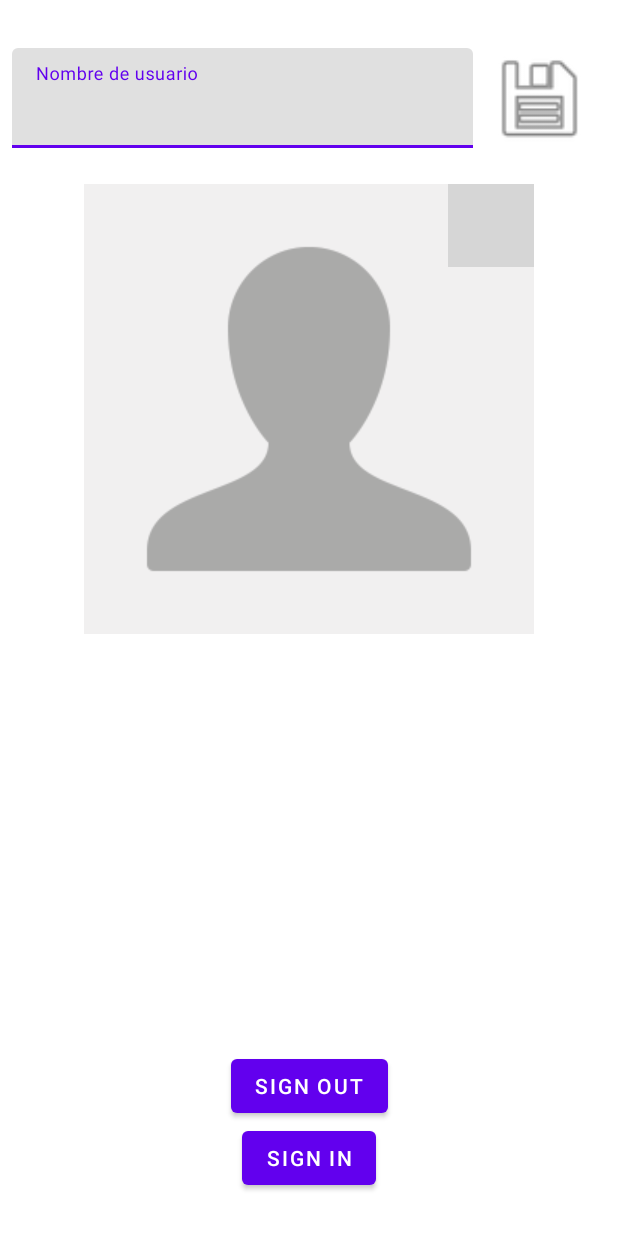
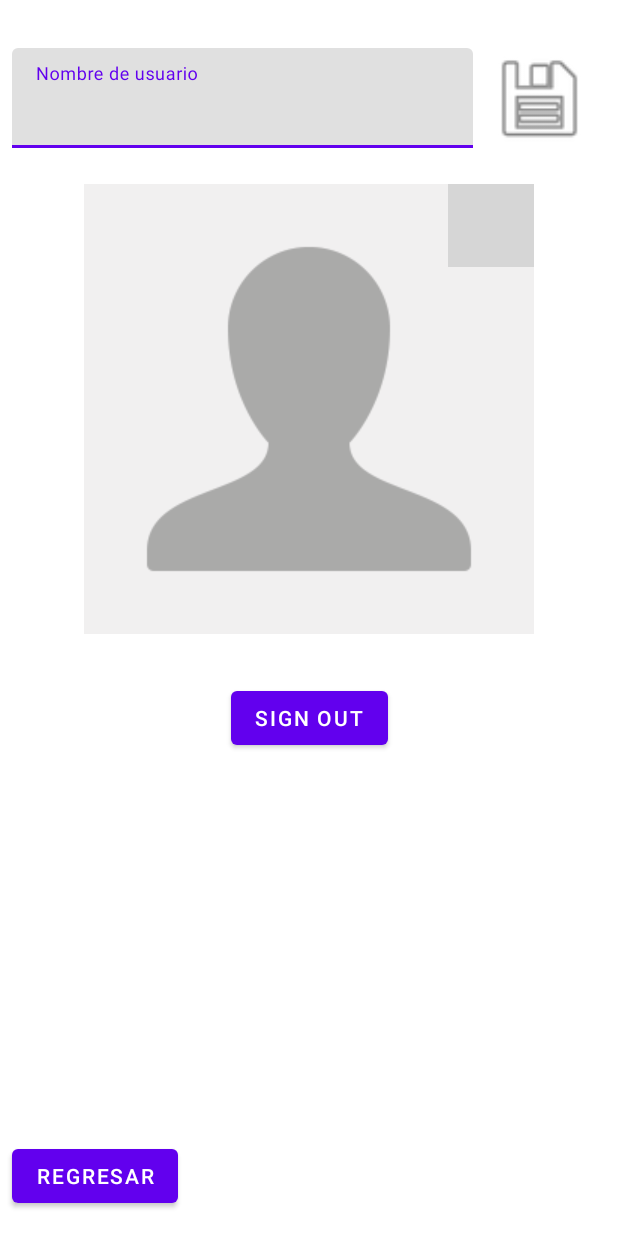
Before and after one commit to JulioLugo00/GestorDeViajes, an Android app: the UsuarioActivity screen opened directly, with no data from a screen before it, on a phone screen of 412 x 824 dp. Run offline under Robolectric (Android 15) with nearby library versions, the phone set to English and light mode, and no system bars; our stand-ins replace Firebase (no records; nobody signed in at launch, a user with empty details on screens opened directly), navigation-ui; libraries missing offline, so code that uses them is left out: com.firebase.ui; grey boxes are pictures that could not be loaded.

Commit message:
Sign In y Sign Out con formato de pagina de usuario

```diff
--- a/app/src/main/java/mx/itesm/noobmasters/gestordeviajes/UsuarioActivity.kt
+++ b/app/src/main/java/mx/itesm/noobmasters/gestordeviajes/UsuarioActivity.kt
@@ -3,6 +3,7 @@ package mx.itesm.noobmasters.gestordeviajes
 import android.content.Intent
 import androidx.appcompat.app.AppCompatActivity
 import android.os.Bundle
+import androidx.core.view.isVisible
 import androidx.navigation.findNavController
 import androidx.navigation.ui.AppBarConfiguration
 import androidx.navigation.ui.setupActionBarWithNavController
@@ -19,7 +20,7 @@ class UsuarioActivity : AppCompatActivity() {
     private lateinit var binding: ActivityUsuarioBinding
 
     private val CODIGO_SIGNIN = 100
-    //private val mAuth: FirebaseAuth.getInstance()
+    private val mAuth = FirebaseAuth.getInstance()
 
     override fun onCreate(savedInstanceState: Bundle?) {
         super.onCreate(savedInstanceState)
@@ -32,7 +33,34 @@ class UsuarioActivity : AppCompatActivity() {
         configurarEventos()
     }
 
+    override fun onStart(){
+        super.onStart()
+        val usuario = mAuth.currentUser
+        if (usuario != null) {
+            println("INICIA: ${usuario?.displayName}")
+            println("Correo: ${usuario?.email}")
+            println("UID: ${usuario?.uid}")
+            mostrarDatos()
+        } else {
+            ocultarDatos()
+            println("Hacer SignIn")
+        }
+    }
 
+    private fun ocultarDatos() {
+        binding.linearLayout3.isVisible = false
+        binding.imageView5.isVisible = false
+        binding.imageButton2.isVisible = false
+        binding.btnSignOut.isVisible = false
+        binding.btnSignIn.isVisible = true
+    }
+    private fun mostrarDatos() {
+        binding.linearLayout3.isVisible = true
+        binding.imageView5.isVisible = true
+        binding.imageButton2.isVisible = true
+        binding.btnSignOut.isVisible = true
+        binding.btnSignIn.isVisible = false
+    }
 
     private fun autenticar() {
         val providers =
@@ -44,11 +72,21 @@ class UsuarioActivity : AppCompatActivity() {
                 .build(),
             CODIGO_SIGNIN
         )
+        mostrarDatos()
     }
 
     private fun configurarEventos() {
+        binding.btnRegresar.setOnClickListener{
+            val intMain2 = Intent(this, MainActivity2::class.java)
+            startActivity(intMain2)
+        }
+
         binding.btnSignIn.setOnClickListener{
             autenticar()
+        }
+        binding.btnSignOut.setOnClickListener{
+            AuthUI.getInstance().signOut(this)
+            ocultarDatos()
         }
     }
 
--- a/app/src/main/res/layout/activity_usuario.xml
+++ b/app/src/main/res/layout/activity_usuario.xml
@@ -70,22 +70,34 @@
         app:srcCompat="@drawable/lapiz"
         tools:ignore="SpeakableTextPresentCheck" />
 
-    <Button
+    <com.google.android.gms.common.SignInButton
         android:id="@+id/btnSignIn"
-        android:layout_width="wrap_content"
-        android:layout_height="wrap_content"
-        android:layout_marginBottom="28dp"
+        android:layout_width="159dp"
+        android:layout_height="77dp"
         android:text="Sign In"
         app:layout_constraintBottom_toBottomOf="parent"
         app:layout_constraintEnd_toEndOf="parent"
-        app:layout_constraintStart_toStartOf="parent" />
+        app:layout_constraintStart_toStartOf="parent"
+        app:layout_constraintTop_toTopOf="parent" />
+
 
     <Button
         android:id="@+id/btnSignOut"
         android:layout_width="wrap_content"
         android:layout_height="wrap_content"
+        android:layout_marginTop="32dp"
         android:text="Sign Out"
-        app:layout_constraintBottom_toTopOf="@+id/btnSignIn"
         app:layout_constraintEnd_toEndOf="parent"
+        app:layout_constraintStart_toStartOf="parent"
+        app:layout_constraintTop_toBottomOf="@+id/imageView5" />
+
+    <Button
+        android:id="@+id/btnRegresar"
+        android:layout_width="wrap_content"
+        android:layout_height="wrap_content"
+        android:layout_marginStart="8dp"
+        android:layout_marginBottom="16dp"
+        android:text="Regresar"
+        app:layout_constraintBottom_toBottomOf="parent"
         app:layout_constraintStart_toStartOf="parent" />
 </androidx.constraintlayout.widget.ConstraintLayout>
```
